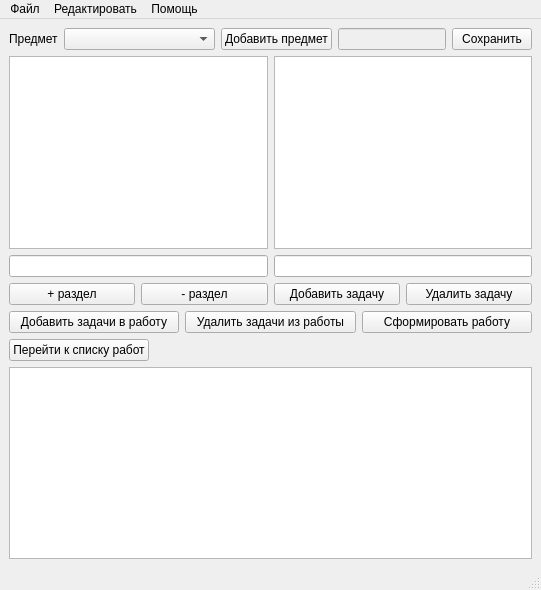
Before: the Qt Designer form maketask/mainwindow.ui in grigvlwork/py_prog, drawn with Qt 5.
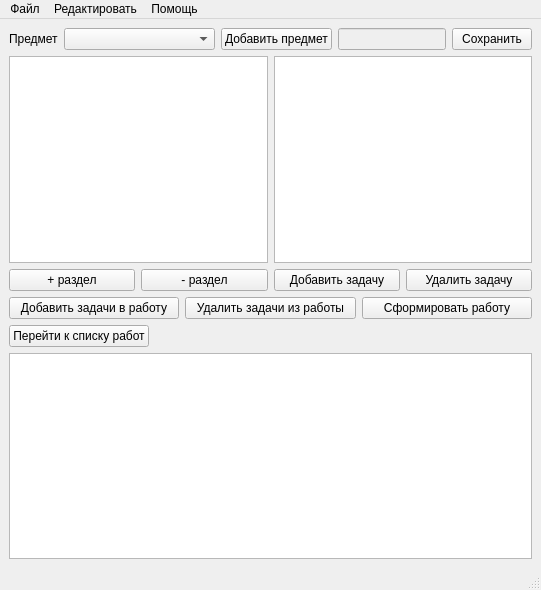
After: the same form once the commit is applied.

Commit message: maketask: section append working

```diff
--- a/maketask/mainwindow.ui
+++ b/maketask/mainwindow.ui
@@ -80,16 +80,6 @@
       </item>
      </layout>
     </item>
-    <item>
-     <layout class="QHBoxLayout" name="horizontalLayout_4">
-      <item>
-       <widget class="QLineEdit" name="section_edit"/>
-      </item>
-      <item>
-       <widget class="QLineEdit" name="task_edit"/>
-      </item>
-     </layout>
-    </item>
     <item>
      <layout class="QHBoxLayout" name="horizontalLayout_2">
       <item>
```
The commit also changes 4 other files.
